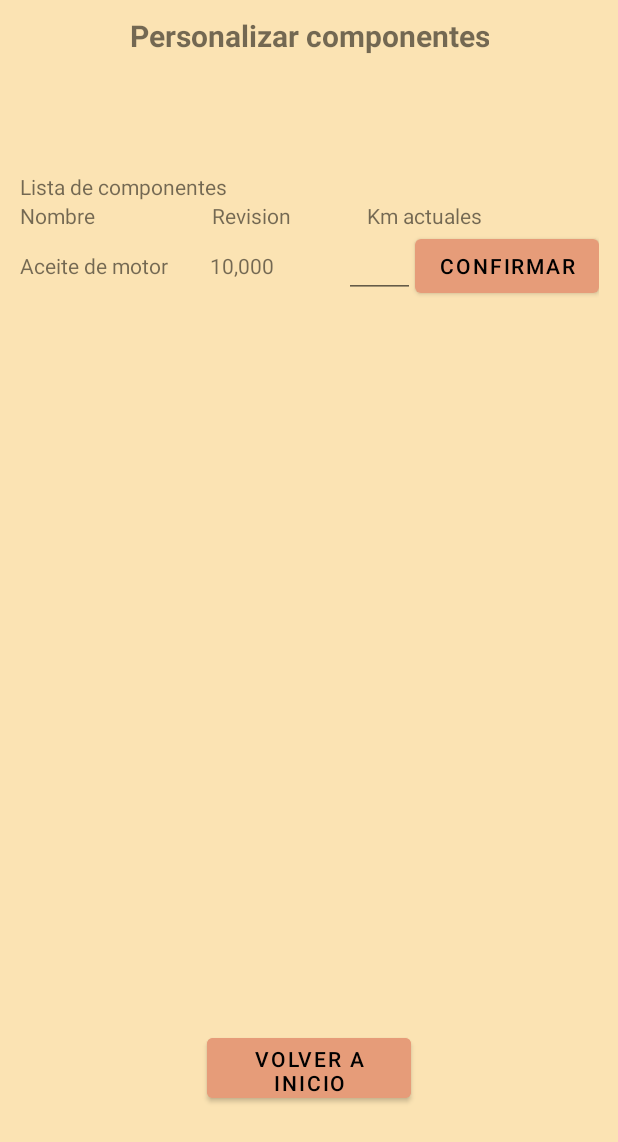
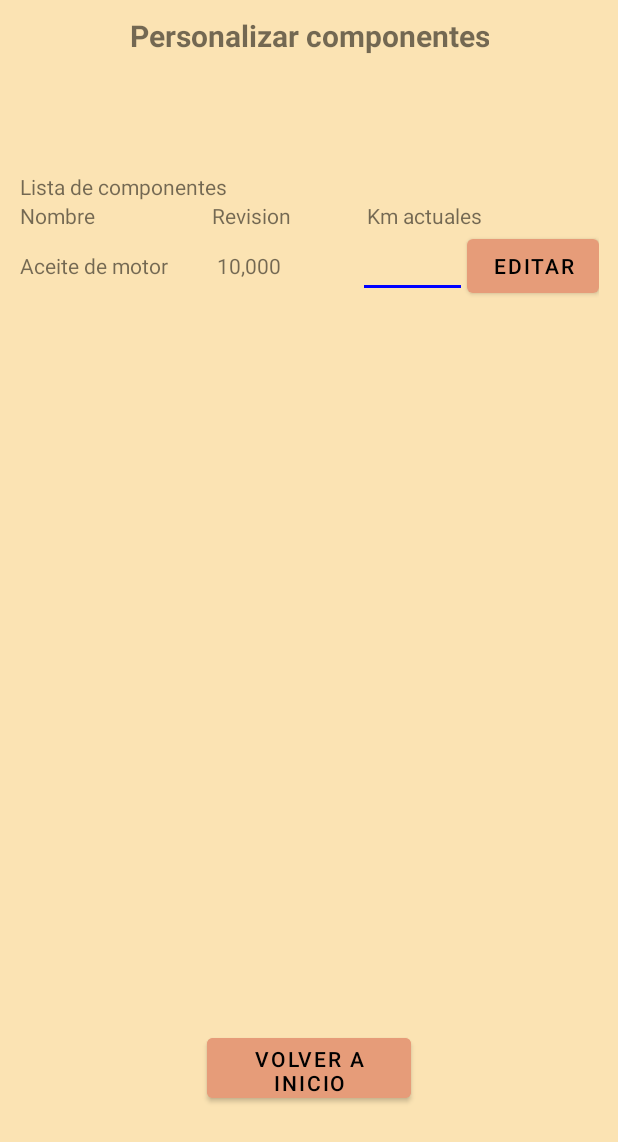
Before and after one commit to FamilyBoggart/SMC, an Android app: the ActivityAddComponent screen opened directly, with no data from a screen before it, after a tap on "EDITAR", on a phone screen of 412 x 824 dp. Shown: the top 1142 px of the screen. Run offline under Robolectric (Android 15) with nearby library versions, the phone set to English and light mode, and no system bars; 6 statements that could not run were skipped.

Commit message:
-- VERSION ALERNATIVA (AUN NO SE HA SOLUCIONADO LO DEL COMPONENTE)

```diff
--- a/app/src/main/java/com/example/testeo/ActivityAddComponent.java
+++ b/app/src/main/java/com/example/testeo/ActivityAddComponent.java
@@ -12,6 +12,7 @@ import android.content.Intent;
 import android.os.Bundle;
 import android.view.View;
 import android.widget.Button;
+import android.widget.EditText;
 import android.widget.LinearLayout;
 import android.widget.TextView;
 
@@ -61,42 +62,42 @@ public class ActivityAddComponent extends AppCompatActivity
             TextView componentKmRev = view.findViewById(component_km_rev);
             componentKmRev.setText(String.valueOf(component.getKmRevision()));
 
-                TextView componentKm = view.findViewById(component_km);
+            EditText componentKm = view.findViewById(component_km);
             componentKm.setText(String.valueOf(component.getKm()));
 
-                TextView editComponent = view.findViewById(component_edit);
-
             Button editButton = view.findViewById(component_button);
-                editButton.setTag("edit");
+            editButton.setTag(component);
             editButton.setOnClickListener(new View.OnClickListener() {
                 @Override
                 public void onClick(View v) {
-                        if(v.getTag().equals("edit")){
-                            componentKm.setVisibility(View.GONE);
-                            editComponent.setVisibility(View.VISIBLE);
-                            editButton.setText("CONFIRMAR");
-                            v.setTag("confirm");
-                        }
-                        else{
+                    Componente c= (Componente)v.getTag();
                     //Aplicamos los cambios visuales
-                            String km = editComponent.getText().toString();
-                            componentKm.setText(km);
-                            componentKm.setVisibility(View.VISIBLE);
-                            editComponent.setVisibility(View.GONE);
-                            editButton.setText("EDITAR");
-                            v.setTag("edit");
+                    String km = componentKm.getText().toString();
+                    componentKm.setHint(km);
+                    componentKm.setText(null);
 
                     //Conservamos los cambios en la BBDD
-                            component.setKm(Integer.parseInt(km));
-                            car.actualizarComponente(context,component);
-                        }
+                    if(editarComponente(c,Integer.parseInt(km),context,car)){System.out.println("Componente editado correctamente");}
+
+
 
 
                 }
             });
+
             componentContainer.addView(view);
         }
+
     }
+    protected boolean editarComponente(Componente component,int km,Context context,Coche car){
+        //POO
+        component.setKm(km);
+
+        //BBDD
+
+        car.actualizarComponente(context,component);
+
+        return true;}
 
 
 }
--- a/app/src/main/res/layout/component_layout.xml
+++ b/app/src/main/res/layout/component_layout.xml
@@ -18,12 +18,12 @@
         android:layout_weight="1"
         android:text="10,000" />
 
-    <TextView
+    <EditText
         android:id="@+id/component_km"
         android:layout_width="wrap_content"
         android:layout_height="wrap_content"
         android:layout_weight="1"
-        android:text="7,500"
+        android:hint="km"
         android:visibility="visible"/>
     <EditText
         android:id="@+id/component_edit"
```
Also changed, not shown: app/src/main/java/com/example/testeo/ActivityAddCar.java (+34 -5 lines), app/src/main/java/com/example/testeo/Objects/Coche.java (+8 -5 lines), app/src/main/java/com/example/testeo/Objects/Usuario.java (+6 -10 lines). Lines whose indentation alone changed are shown as unchanged.
